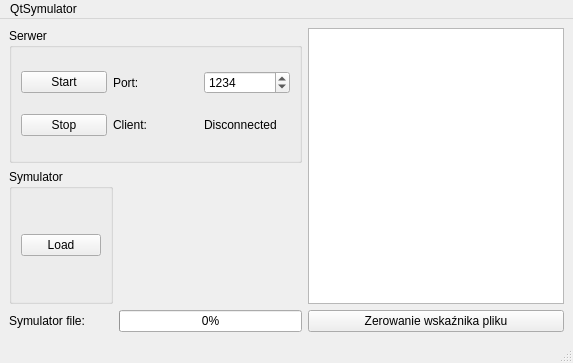
This is mainwindow.ui in DamianJeu/QtSymulator as Qt 5 draws it before an edit. The edited form follows.
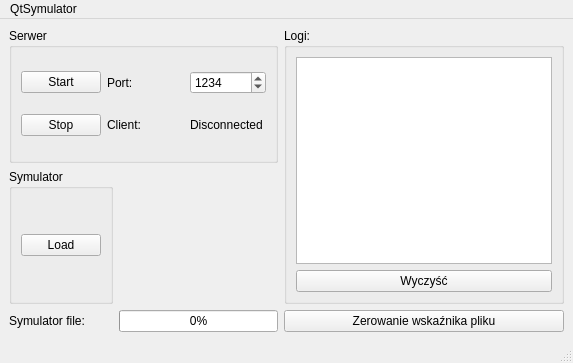
This is the edited form.

What changed in the file:
```diff
--- a/mainwindow.ui
+++ b/mainwindow.ui
@@ -14,7 +14,7 @@
    <string>QtSymulator</string>
   </property>
   <widget class="QWidget" name="centralwidget">
-   <layout class="QGridLayout" name="gridLayout_2">
+   <layout class="QGridLayout" name="gridLayout_4">
     <item row="0" column="0" colspan="2">
      <widget class="QGroupBox" name="groupBox">
       <property name="title">
@@ -70,10 +70,26 @@
      </widget>
     </item>
     <item row="0" column="2" rowspan="2">
+     <widget class="QGroupBox" name="groupBox_3">
+      <property name="title">
+       <string>Logi:</string>
+      </property>
+      <layout class="QGridLayout" name="gridLayout_2">
+       <item row="0" column="0">
      <widget class="QTextBrowser" name="textBrowserNetwork">
       <property name="enabled">
        <bool>true</bool>
       </property>
+        </widget>
+       </item>
+       <item row="1" column="0">
+        <widget class="QPushButton" name="pushButton">
+         <property name="text">
+          <string>Wyczyść</string>
+         </property>
+        </widget>
+       </item>
+      </layout>
      </widget>
     </item>
     <item row="1" column="0">
```
Lines whose indentation alone changed are shown as unchanged.
